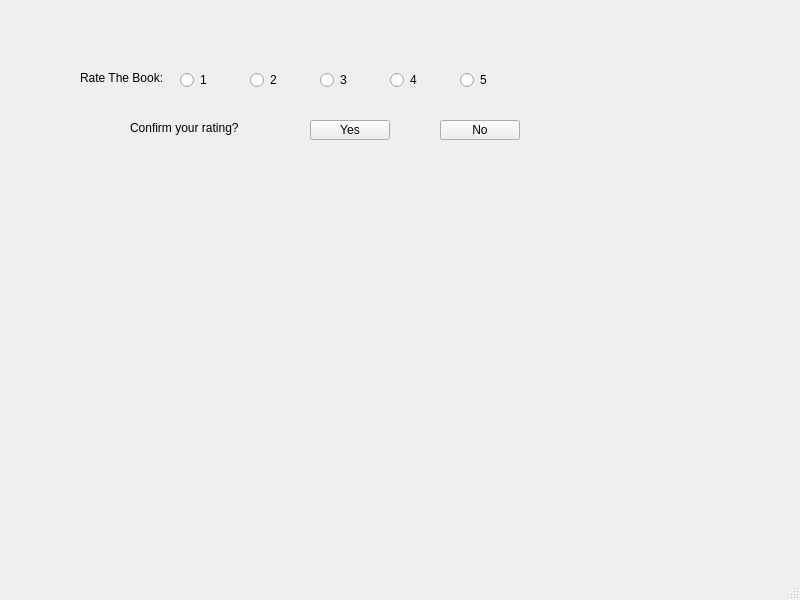
Qt form Rate_a_book.ui (aanasakhtar/DataBase-project) before a commit.
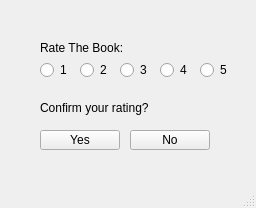
The same form after that commit.

Patch:
```diff
--- a/Rate_a_book.ui
+++ b/Rate_a_book.ui
@@ -6,8 +6,8 @@
    <rect>
     <x>0</x>
     <y>0</y>
-    <width>800</width>
-    <height>600</height>
+    <width>256</width>
+    <height>208</height>
    </rect>
   </property>
   <property name="windowTitle">
@@ -17,8 +17,8 @@
    <widget class="QLabel" name="label">
     <property name="geometry">
      <rect>
-      <x>80</x>
-      <y>70</y>
+      <x>40</x>
+      <y>40</y>
       <width>91</width>
       <height>16</height>
      </rect>
@@ -30,8 +30,8 @@
    <widget class="QRadioButton" name="radioButton">
     <property name="geometry">
      <rect>
-      <x>180</x>
-      <y>70</y>
+      <x>40</x>
+      <y>60</y>
       <width>31</width>
       <height>20</height>
      </rect>
@@ -43,8 +43,8 @@
    <widget class="QRadioButton" name="radioButton_2">
     <property name="geometry">
      <rect>
-      <x>250</x>
-      <y>70</y>
+      <x>80</x>
+      <y>60</y>
       <width>31</width>
       <height>20</height>
      </rect>
@@ -56,8 +56,8 @@
    <widget class="QRadioButton" name="radioButton_3">
     <property name="geometry">
      <rect>
-      <x>320</x>
-      <y>70</y>
+      <x>120</x>
+      <y>60</y>
       <width>31</width>
       <height>20</height>
      </rect>
@@ -69,8 +69,8 @@
    <widget class="QRadioButton" name="radioButton_4">
     <property name="geometry">
      <rect>
-      <x>390</x>
-      <y>70</y>
+      <x>160</x>
+      <y>60</y>
       <width>31</width>
       <height>20</height>
      </rect>
@@ -82,8 +82,8 @@
    <widget class="QRadioButton" name="radioButton_5">
     <property name="geometry">
      <rect>
-      <x>460</x>
-      <y>70</y>
+      <x>200</x>
+      <y>60</y>
       <width>31</width>
       <height>20</height>
      </rect>
@@ -95,8 +95,8 @@
    <widget class="QLabel" name="label_3">
     <property name="geometry">
      <rect>
-      <x>130</x>
-      <y>120</y>
+      <x>40</x>
+      <y>100</y>
       <width>211</width>
       <height>16</height>
      </rect>
@@ -108,8 +108,8 @@
    <widget class="QPushButton" name="Yes_Btn">
     <property name="geometry">
      <rect>
-      <x>310</x>
-      <y>120</y>
+      <x>40</x>
+      <y>130</y>
       <width>80</width>
       <height>20</height>
      </rect>
@@ -121,8 +121,8 @@
    <widget class="QPushButton" name="No_Btn">
     <property name="geometry">
      <rect>
-      <x>440</x>
-      <y>120</y>
+      <x>130</x>
+      <y>130</y>
       <width>80</width>
       <height>20</height>
      </rect>
```
Left out of the diff: 2 changed lines with no effect on the pictures.
